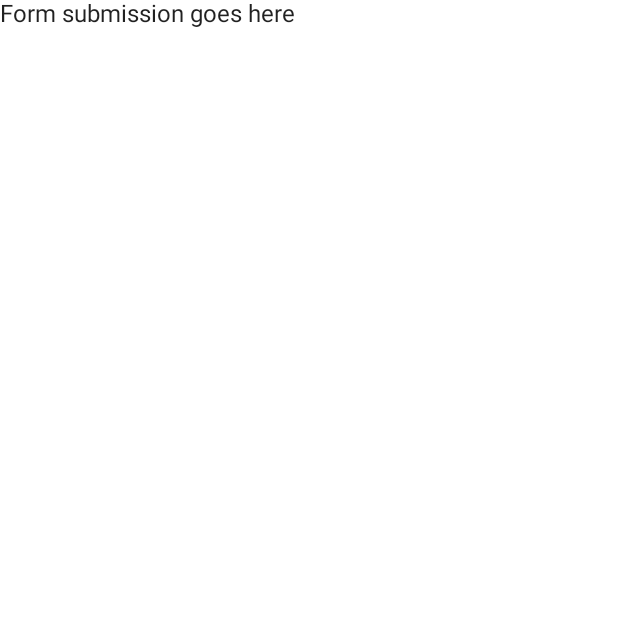
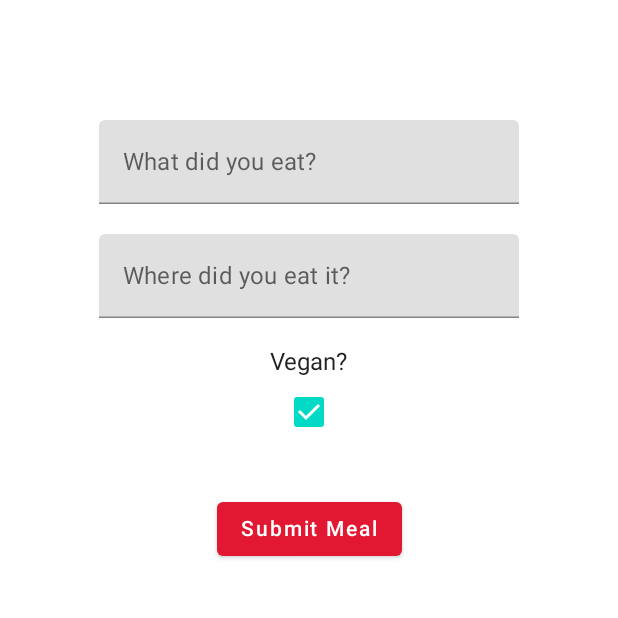
Before and after one commit to HansTheIV/Gluten-Free-UMD, an Android app built with Jetpack Compose: the SubmitScreen screen opened through its navigation route, on a phone screen of 412 x 824 dp, the top half of it. Run offline under Robolectric (Android 15) with nearby library versions, the phone set to English and light mode, and no system bars; network calls fail.

Commit message:
New-Meal submission screen

```diff
--- a/app/src/main/java/com/example/umd_gluten_free/MainActivity.kt
+++ b/app/src/main/java/com/example/umd_gluten_free/MainActivity.kt
@@ -108,7 +108,42 @@ fun AppNavHost(
 // Top level screens
 @Composable
 fun SubmitScreen() {
-    Placeholder(component = "Form submission")
+    fun submitMeal(mealName:String, locationName: String, vegetarian: Boolean, rating: Int) {
+        // trust and believe!
+    }
+
+
+    Column(modifier = Modifier.fillMaxSize()) {
+        val centered = Modifier.align(Alignment.CenterHorizontally)
+        val mealName = remember { mutableStateOf(TextFieldValue()) }
+        val mealLocation = remember { mutableStateOf(TextFieldValue()) }
+        val rating = remember { mutableStateOf(0) }
+        val isVegan = remember { mutableStateOf(true) }
+        Spacer(modifier = Modifier.height(80.dp))
+        TextField(
+            label = { Text(text = "What did you eat?") },
+            value = mealName.value,
+            onValueChange = { mealName.value = it },
+            modifier = centered)
+
+        Spacer(modifier = Modifier.height(20.dp))
+        TextField(
+            label = {Text("Where did you eat it?")},
+            value = mealLocation.value,
+            onValueChange = {mealLocation.value= it},
+            modifier = centered)
+        Spacer(modifier = Modifier.height(20.dp))
+        Text("Vegan?", modifier = centered)
+        Checkbox(checked = isVegan.value, onCheckedChange = {isVegan.value = it}, modifier = centered)
+        Spacer(modifier = Modifier.height(30.dp))
+        Button(
+            onClick = {submitMeal(mealName.value.toString(), mealLocation.value.toString(), isVegan.value, rating.value)},
+            modifier = centered,
+            colors = ButtonDefaults.buttonColors(backgroundColor = Color(0xFFe21833))
+        ) {
+            Text("Submit Meal", color = Color.White)
+        }
+    }
 }
 
 @Composable
@@ -200,8 +235,8 @@ fun LoginScreen(
         }
         return ""
     }
-    fun submitSignupAttempt(username: String, password: String, isVegetarian: Boolean): String {
-        val postData = String.format("user=%s&pass=%s&veg=%b", username, hashPassword(password), isVegetarian);
+    fun submitSignupAttempt(username: String, password: String, isVegan: Boolean): String {
+        val postData = String.format("user=%s&pass=%s&veg=%b", username, hashPassword(password), isVegan);
         val url = URL("google.com") //TODO this will not be our endpoint.
         // Google is not gonna give us a user token.
 
```
